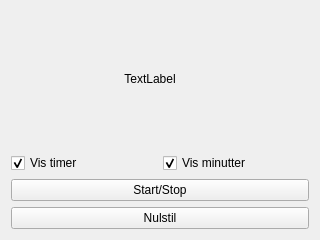
froksen/opencltoolsv2, file tabs/stopwatch.ui: the form before one commit.
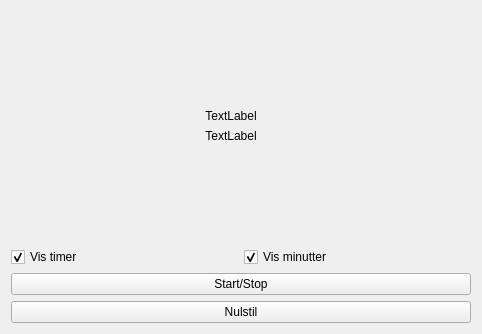
The form after the commit.

```diff
--- a/tabs/stopwatch.ui
+++ b/tabs/stopwatch.ui
@@ -6,8 +6,8 @@
    <rect>
     <x>0</x>
     <y>0</y>
-    <width>320</width>
-    <height>240</height>
+    <width>482</width>
+    <height>334</height>
    </rect>
   </property>
   <property name="windowTitle">
@@ -15,8 +15,23 @@
   </property>
   <layout class="QVBoxLayout" name="verticalLayout">
    <item>
-    <layout class="QGridLayout" name="gridLayout_2">
+    <layout class="QGridLayout" name="gridLayout_3">
      <item row="0" column="0">
+      <layout class="QGridLayout" name="gridLayout_2" rowstretch="0,0,0,0">
+       <item row="3" column="0">
+        <spacer name="verticalSpacer_2">
+         <property name="orientation">
+          <enum>Qt::Vertical</enum>
+         </property>
+         <property name="sizeHint" stdset="0">
+          <size>
+           <width>20</width>
+           <height>40</height>
+          </size>
+         </property>
+        </spacer>
+       </item>
+       <item row="1" column="0">
       <widget class="QLabel" name="time">
        <property name="text">
         <string>TextLabel</string>
@@ -26,6 +41,31 @@
        </property>
       </widget>
      </item>
+       <item row="2" column="0">
+        <widget class="QLabel" name="formatLabel">
+         <property name="text">
+          <string>TextLabel</string>
+         </property>
+         <property name="alignment">
+          <set>Qt::AlignCenter</set>
+         </property>
+        </widget>
+       </item>
+       <item row="0" column="0">
+        <spacer name="verticalSpacer_3">
+         <property name="orientation">
+          <enum>Qt::Vertical</enum>
+         </property>
+         <property name="sizeHint" stdset="0">
+          <size>
+           <width>20</width>
+           <height>40</height>
+          </size>
+         </property>
+        </spacer>
+       </item>
+      </layout>
+     </item>
      <item row="0" column="1">
       <spacer name="verticalSpacer">
        <property name="orientation">
```
Left out of the diff: 6 changed lines with no effect on the pictures. Lines whose indentation alone changed are shown as unchanged.
